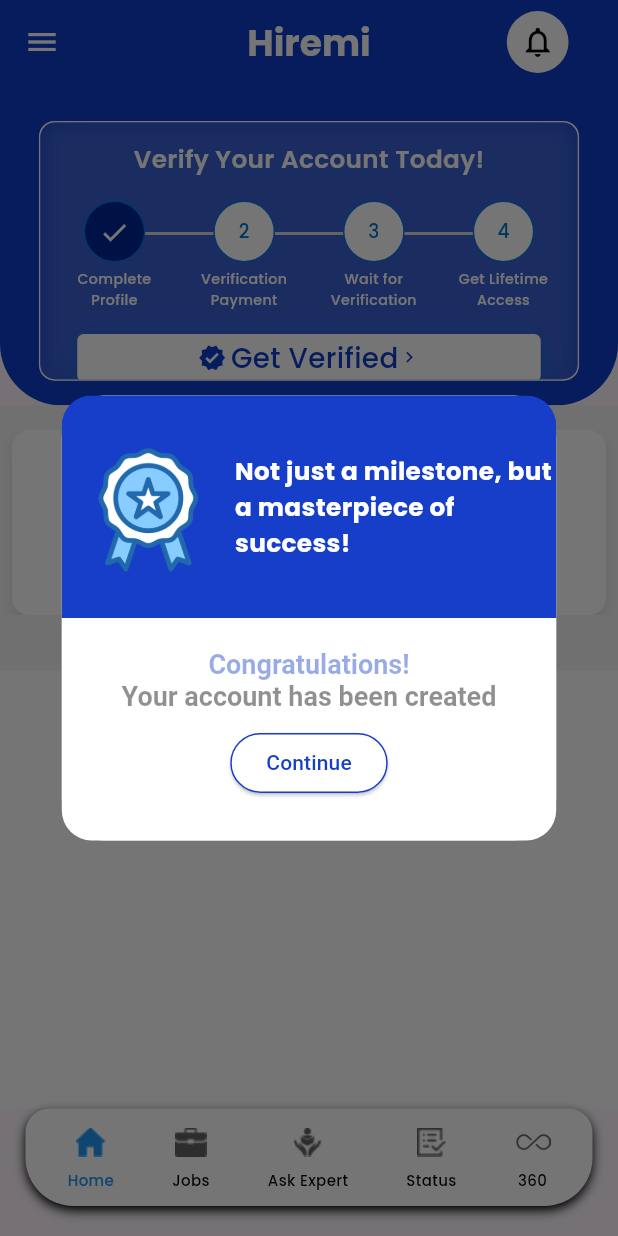
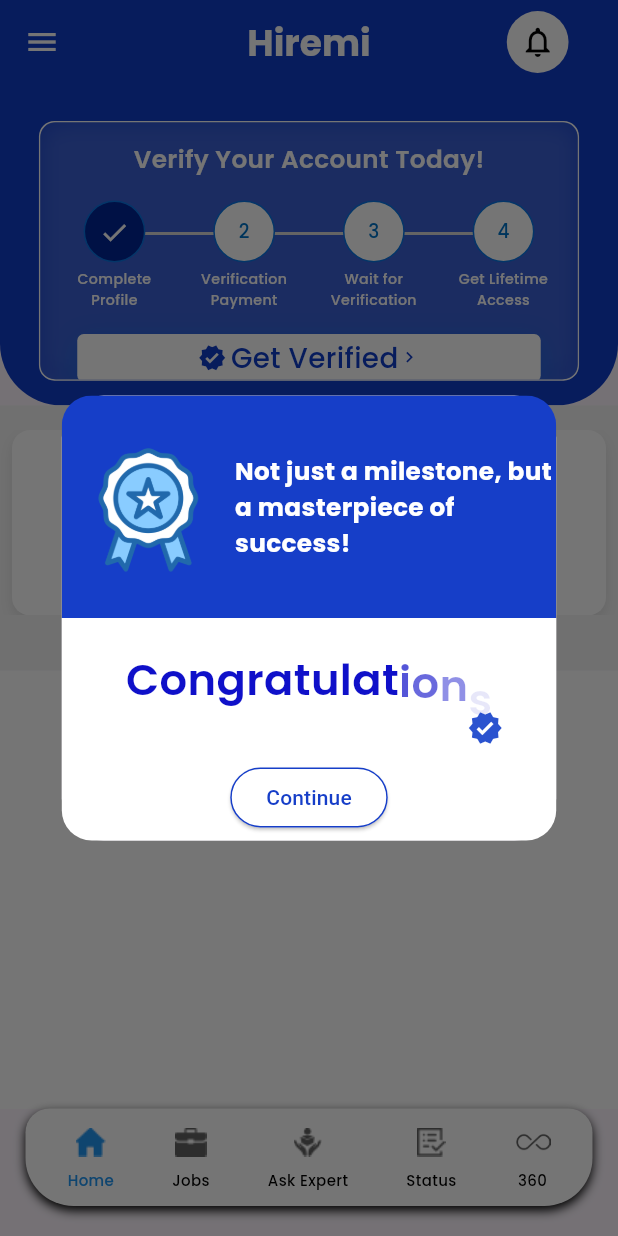
Before and after one commit to wyreflowtechnologies/hiremi_v2, a Flutter app: the HomeScreen screen opened directly, on a phone screen of 412 x 824 dp. Run offline on Flutter 3.47's test engine with Material 3 defaults, Android fonts, the phone set to English and light mode, and no system bars; our stand-ins replace animated_text_kit, bloc, confetti, dashed_circular_progress_bar, dotted_border, equatable and 10 more; missing offline and left inert: flutter_swipe_button, razorpay_flutter; accounts and stored records are empty; project files that could hold a hidden picture were left out.

Commit message:
updated ui using mediaquery and updated animations

```diff
--- a/lib/HomePage/screens/HomeScreen.dart
+++ b/lib/HomePage/screens/HomeScreen.dart
@@ -1,6 +1,7 @@
 import 'package:flutter/material.dart';
 import 'package:confetti/confetti.dart';
 import 'package:flutter/animation.dart';
+import 'package:google_fonts/google_fonts.dart';
 import 'package:pre_dashboard/Footer/widget/custom_bottom_bar.dart';
 import 'package:pre_dashboard/HomePage/constants/constantsColor.dart';
 import '../Widget/carouselSection.dart';
@@ -26,12 +27,82 @@
 
 class _HomeScreenState extends State<HomeScreen> with TickerProviderStateMixin {
   bool _isFeaturedSectionVisible = false;
+  late AnimationController _controller;
+  late AnimationController _secondController;
   @override
   void initState() {
     super.initState();
+    _controller = AnimationController(
+      duration: Duration(seconds: 2),
+      vsync: this,
+    )..addStatusListener((status) {
+        if (status == AnimationStatus.completed) {
+          _secondController.forward();
+        }
+      });
+
+    _secondController = AnimationController(
+      duration: Duration(seconds: 2),
+      vsync: this,
+    );
+
+    _controller.forward();
     WidgetsBinding.instance.addPostFrameCallback((_) {
       _showAlertBox(context);
     });
+  }
+
+  Widget _buildAnimatedText(BuildContext context, String text,
+      AnimationController controller, bool isSecond) {
+    double screenWidth = MediaQuery.of(context).size.width;
+    final animations = text.split('').asMap().entries.map((entry) {
+      int index = entry.key;
+      return {
+        'offset': Tween<Offset>(
+          begin: Offset(0, 0.5),
+          end: Offset(0, 0),
+        ).animate(CurvedAnimation(
+          parent: controller,
+          curve: Interval(
+            index / text.length,
+            (index + 4) / text.length > 1.0 ? 1.0 : (index + 4) / text.length,
+            curve: Curves.easeOut,
+          ),
+        )),
+        'fade': Tween<double>(
+          begin: 0.0,
+          end: 1.0,
+        ).animate(CurvedAnimation(
+          parent: controller,
+          curve: Interval(
+            index / text.length,
+            (index + 4) / text.length > 1.0 ? 1.0 : (index + 4) / text.length,
+            curve: Curves.easeIn,
+          ),
+        )),
+      };
+    }).toList();
+
+    return Row(
+      mainAxisSize: MainAxisSize.min,
+      children: text.split('').asMap().entries.map((entry) {
+        int index = entry.key;
+        String letter = entry.value;
+        return FadeTransition(
+            opacity: animations[index]['fade'] as Animation<double>,
+            child: SlideTransition(
+                position: animations[index]['offset'] as Animation<Offset>,
+                child: Text(letter,
+                    style: isSecond
+                        ? GoogleFonts.poppins(
+                            fontSize: screenWidth * 0.035,
+                            fontWeight: FontWeight.w400)
+                        : GoogleFonts.poppins(
+                            fontWeight: FontWeight.w600,
+                            fontSize: screenWidth * 0.07,
+                            color: Color.fromARGB(255, 15, 16, 201)))));
+      }).toList(),
+    );
   }
 
   // void _showAlertBox(BuildContext context) {
@@ -337,30 +408,48 @@
                         padding: EdgeInsets.only(top: screenWidth * 0.05),
                         child: Column(
                           children: [
-                            FadeTransition(
-                              opacity: _fadeAnimation,
-                              child: RichText(
-                                textAlign: TextAlign.center,
-                                text: TextSpan(
-                                  style: const TextStyle(
-                                    fontSize: 18.0,
-                                    fontWeight: FontWeight.bold,
-                                    color: Colors.black,
-                                  ),
-                                  children: [
-                                    TextSpan(
-                                      text: "Congratulations!\n",
-                                      style: TextStyle(
-                                        color: Color(0xFF163EC8),
-                                      ), // Change this color as needed
-                                    ),
-                                    TextSpan(
-                                      text: "Your account has been created",
-                                    ),
-                                  ],
-                                ),
-                              ),
+                            _buildAnimatedText(
+                                context, "Congratulations", _controller, false),
+                            Row(
+                              crossAxisAlignment: CrossAxisAlignment.center,
+                              mainAxisAlignment: MainAxisAlignment.center,
+                              children: [
+                                _buildAnimatedText(
+                                    context,
+                                    "Your account has been created",
+                                    _secondController,
+                                    true),
+                                Icon(
+                                  Icons.verified,
+                                  color: Color.fromARGB(225, 15, 60, 201),
+                                )
+                              ],
                             ),
+                            // FadeTransition(
+                            //   opacity: _fadeAnimation,
+                            //   child: RichText(
+                            //     textAlign: TextAlign.center,
+                            //     text: TextSpan(
+                            //       style: const TextStyle(
+                            //         fontSize: 18.0,
+                            //         fontWeight: FontWeight.bold,
+                            //         color: Colors.black,
+                            //       ),
+                            //       children: [
+                            //         // TextSpan(
+                            //         //   text: "Congratulations!\n",
+                            //         //   style: TextStyle(
+                            //         //     color: Color(0xFF163EC8),
+                            //         //   ), // Change this color as needed
+                            //         // ),
+                            //         //  _buildAnimatedText("Congratulations", _controller, false),
+                            //         TextSpan(
+                            //           text: "Your account has been created",
+                            //         ),
+                            //       ],
+                            //     ),
+                            //   ),
+                            // ),
                             const SizedBox(height: 10),
                             ElevatedButton(
                               onPressed: () {
@@ -426,7 +515,6 @@
               color: Colors.white,
               height: screenHeight *
                   0.420, // Use a percentage of screen height (e.g., 30% of screen height)
-
               child: _isFeaturedSectionVisible
                   ? FeaturedSection(
                       isVerified: widget
```
